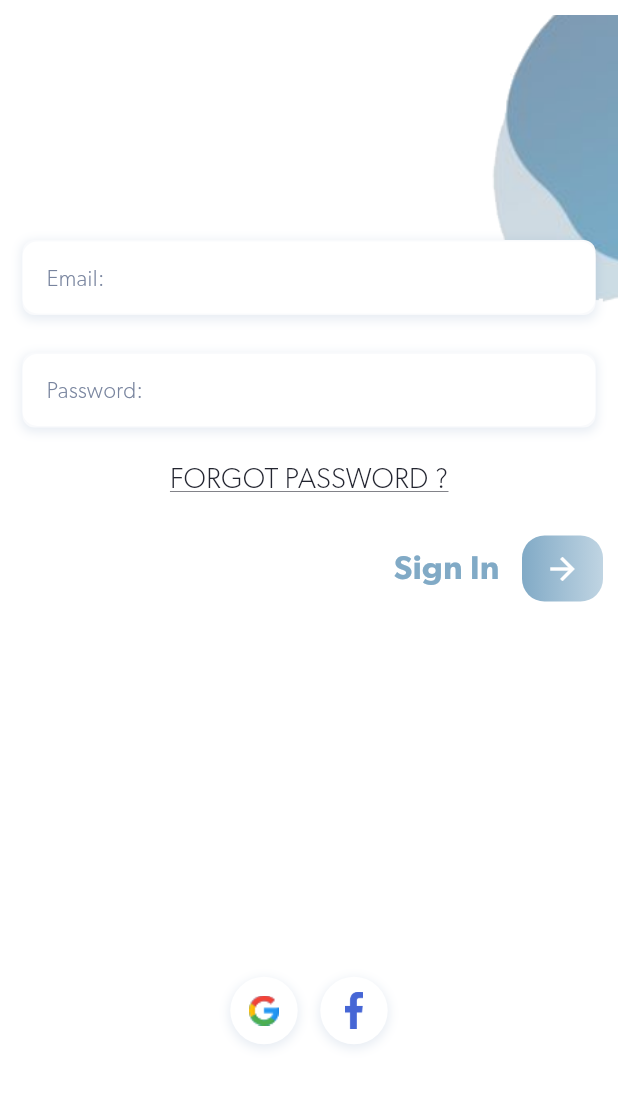
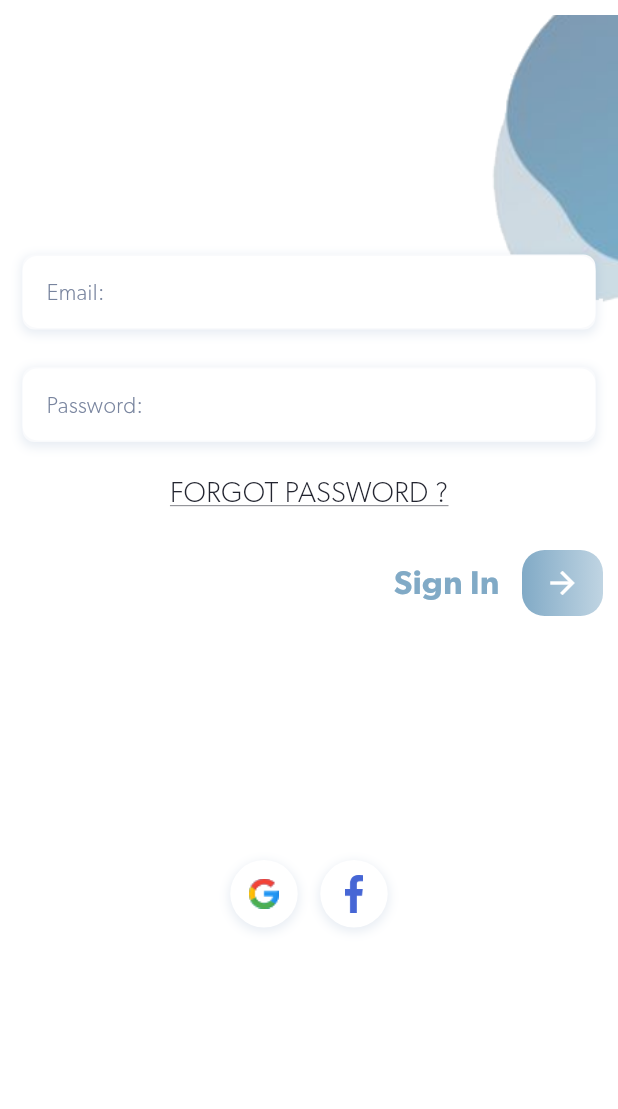
Before and after one commit to shivani0106/chat_now, a Flutter app: the screen it shows after launch, on a phone screen of 412 x 824 dp, the part 69-1178 px from its top. Run offline on Flutter 3.47's test engine with Material 2 defaults, Android fonts, the phone set to English and light mode, and no system bars; our stand-ins replace connectivity, firebase_auth, firebase_core, firebase_messaging, flutter_local_notifications, fluttertoast and 4 more; accounts and stored records are empty.

```diff
--- a/lib/view/sign_in/sign_in_view.dart
+++ b/lib/view/sign_in/sign_in_view.dart
@@ -85,11 +85,15 @@ class _SignInViewState extends State<SignInView> {
     );
 
     final _socialLogin = Container(
-      margin: EdgeInsets.only(top: MediaQuery.of(context).size.height * 0.3),
+      //margin: EdgeInsets.only(top: MediaQuery.of(context).size.height * 0.3),
       child: Row(
         mainAxisAlignment: MainAxisAlignment.center,
         children: [
-          Container(
+          InkWell(
+            onTap: () {
+              mViewModel!.loginWithGoogle();
+            },
+            child: Container(
               height: 45,
               width: 45,
               padding: EdgeInsets.only(top: 10, bottom: 10),
@@ -105,6 +109,7 @@ class _SignInViewState extends State<SignInView> {
                   borderRadius: BorderRadius.circular(50.0)),
               child: Image.asset(
                 LocalImages.ic_google_logo,
+              ),
             ),
           ),
           SizedBox(
@@ -155,7 +160,14 @@ class _SignInViewState extends State<SignInView> {
               ),
             ),
           ),
-          mViewModel!.isSignInScreen
+          AnimatedSwitcher(
+            duration: Duration(milliseconds: 500),
+            transitionBuilder: (Widget child, Animation<double> animation) =>
+                ScaleTransition(
+              scale: animation,
+              child: child,
+            ),
+            child: mViewModel!.isSignInScreen
                 ? Container(
                     //height: CommonUtils().screenHeight(context) * 0.75,
                     padding: EdgeInsets.only(left: 10, right: 10),
@@ -166,16 +178,20 @@ class _SignInViewState extends State<SignInView> {
                   fit: BoxFit.contain,
                 ),
               ),*/
-                  child: SingleChildScrollView(
                     child: Container(
                       // height: CommonUtils().screenHeight(context) * 0.5,
-                      margin: EdgeInsets.only(
+                      /*margin: EdgeInsets.only(
                         top: CommonUtils().screenHeight(context) < 600
                             ? 80
                             : Platform.isAndroid
                                 ? 150
-                                  : 130),
+                                : 130),*/
                       child: Column(
+                        mainAxisSize: MainAxisSize.max,
+                        mainAxisAlignment: MainAxisAlignment.spaceEvenly,
+                        children: [
+                          Column(
+                            mainAxisSize: MainAxisSize.max,
                             crossAxisAlignment: CrossAxisAlignment.start,
                             mainAxisAlignment: MainAxisAlignment.start,
                             children: [
@@ -197,10 +213,14 @@ class _SignInViewState extends State<SignInView> {
                               Center(
                                 child: GestureDetector(
                                   onTap: () {
-                                Navigator.pushNamed(context, 'ForgotPassword');
+                                    Navigator.pushNamed(
+                                        context, 'ForgotPassword');
                                   },
                                   child: Text(
-                                S.of(context)!.forgotPassword.toUpperCase() +
+                                    S
+                                            .of(context)!
+                                            .forgotPassword
+                                            .toUpperCase() +
                                         " ?",
                                     style: CommonStyle.getGibsonStyle(
                                         color: CommonColors.black23,
@@ -221,13 +241,15 @@ class _SignInViewState extends State<SignInView> {
                                 },
                                 title: S.of(context)!.signIn,
                               ),
+                            ],
+                          ),
                           _socialLogin
                         ],
                       ),
                     ),
-                  ),
                   )
                 : SignUpView(),
+          )
         ],
       ),
     );
--- a/lib/view/sign_up/reusable_textfield.dart
+++ b/lib/view/sign_up/reusable_textfield.dart
@@ -2,7 +2,6 @@ import 'package:chat_now/utils/colorscheme.dart';
 import 'package:chat_now/utils/common_colors.dart';
 import 'package:chat_now/utils/text_style.dart';
 import 'package:flutter/material.dart';
-
 
 Container reusableTextField(
     {@required String? hint,
--- a/lib/view/sign_up/sign_up_view.dart
+++ b/lib/view/sign_up/sign_up_view.dart
@@ -148,7 +148,7 @@ class _SignUpViewState extends State<SignUpView> {
                       SizedBox(
                         height: 20,
                       ),
-                      reusableTextField(
+                      /*reusableTextField(
                           hint: S.of(context)!.address + ":",
                           controller: addressController),
                       SizedBox(
@@ -164,7 +164,7 @@ class _SignUpViewState extends State<SignUpView> {
                       reusableTextField(
                           hint: S.of(context)!.postalAddress + ":",
                           controller: postalAddressController,
-                          textInputAction: TextInputAction.done),
+                          textInputAction: TextInputAction.done),*/
                     ],
                   ),
                 ),
--- a/pubspec.yaml
+++ b/pubspec.yaml
@@ -62,6 +62,7 @@ dependencies:
   flutter_slidable: ^0.6.0
   flutter_local_notifications: ^8.1.1+2
   flutter_file_dialog: ^2.1.1
+  google_sign_in: ^5.1.0
 
 
 dev_dependencies:
```
Also changed, not shown: lib/view/home/home_view.dart (added, +18 -0 lines), lib/view/sign_in/signIn_view_model.dart (+14 -0 lines), lib/widget/appbar/appbar_view.dart (added). Lines whose indentation alone changed are shown as unchanged.
